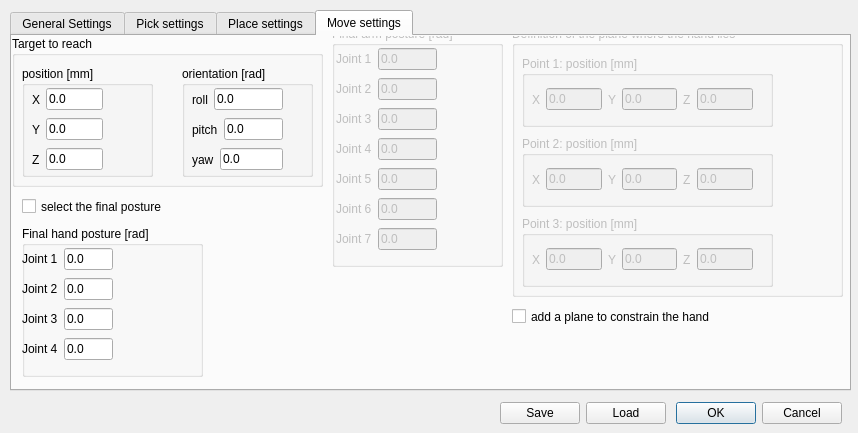
zohannn/motion_manager, file ui/rrtstardialog.ui: the form before one commit.
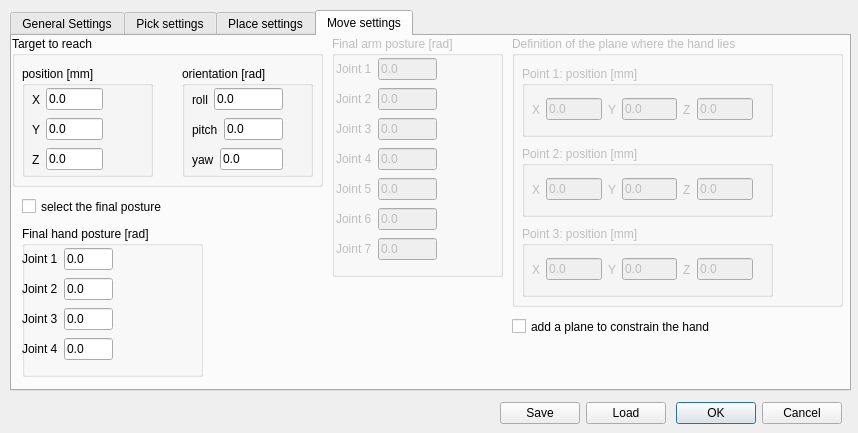
The form after the commit. The open tabs and pages were chosen to show the change.

The edit to the form file:
```diff
--- a/ui/rrtstardialog.ui
+++ b/ui/rrtstardialog.ui
@@ -732,7 +732,7 @@
      <property name="geometry">
       <rect>
        <x>500</x>
-       <y>270</y>
+       <y>280</y>
        <width>241</width>
        <height>21</height>
       </rect>
@@ -748,7 +748,7 @@
      <property name="geometry">
       <rect>
        <x>320</x>
-       <y>-10</y>
+       <y>0</y>
        <width>171</width>
        <height>241</height>
       </rect>
@@ -902,7 +902,7 @@
      <property name="geometry">
       <rect>
        <x>500</x>
-       <y>-10</y>
+       <y>0</y>
        <width>331</width>
        <height>271</height>
       </rect>
```
